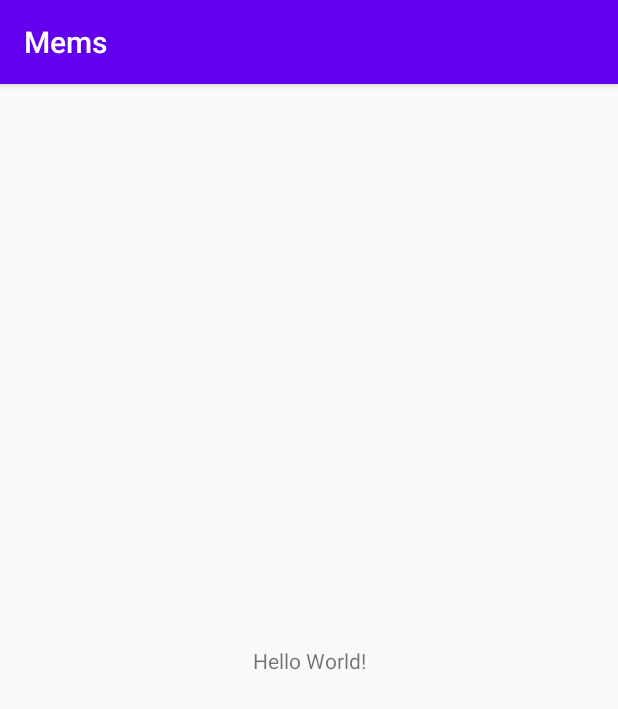
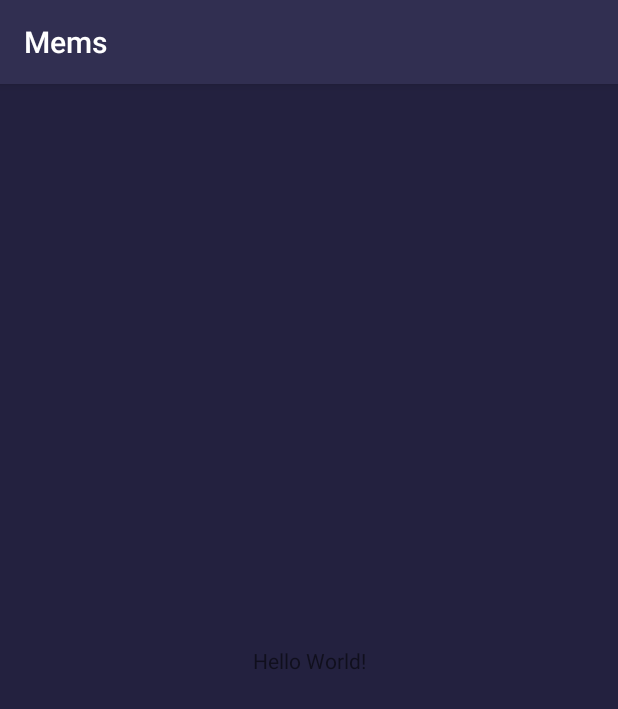
Before and after one commit to Shmuser/mems, an Android app: the screen it shows after launch (SplashActivity), on a phone screen of 412 x 824 dp. Shown: the top 709 px of the screen. Run offline under Robolectric (Android 15) with nearby library versions, the phone set to English and light mode, and no system bars.

Commit message:
основные стили приложения

```diff
--- a/app/src/main/AndroidManifest.xml
+++ b/app/src/main/AndroidManifest.xml
@@ -8,7 +8,7 @@
         android:label="@string/app_name"
         android:roundIcon="@mipmap/ic_launcher_round"
         android:supportsRtl="true"
-        android:theme="@style/AppTheme">
+        android:theme="@style/AppThemeWithBar">
         <activity android:name=".screens.SplashActivity">
             <intent-filter>
                 <action android:name="android.intent.action.MAIN" />
--- a/app/src/main/res/values/colors.xml
+++ b/app/src/main/res/values/colors.xml
@@ -1,6 +1,7 @@
 <?xml version="1.0" encoding="utf-8"?>
 <resources>
-    <color name="colorPrimary">#6200EE</color>
-    <color name="colorPrimaryDark">#3700B3</color>
-    <color name="colorAccent">#03DAC5</color>
+    <color name="colorPrimaryDark">#23213F</color>
+    <color name="colorPrimary">#312F51</color>
+    <color name="colorAccent">#1EF0D7</color>
+    <color name="colorError">#FF575D</color>
 </resources>
--- a/app/src/main/res/values/styles.xml
+++ b/app/src/main/res/values/styles.xml
@@ -1,11 +1,20 @@
 <resources>
 
     <!-- Base application theme. -->
-    <style name="AppTheme" parent="Theme.AppCompat.Light.DarkActionBar">
-        <!-- Customize your theme here. -->
+    <style name="AppThemeWithBar" parent="Theme.AppCompat.Light.DarkActionBar">
         <item name="colorPrimary">@color/colorPrimary</item>
+        <item name="colorPrimaryDark">@color/colorPrimary</item>
+        <item name="colorAccent">@color/colorAccent</item>
+        <item name="android:windowBackground">@color/colorPrimaryDark</item>
+    </style>
+
+    <style name="AppThemeWithoutBar" parent="@style/Theme.AppCompat.Light.NoActionBar">
+        <item name = "android:windowActionBar">false</item>
+        <item name = "android:windowNoTitle">true</item>
+        <item name="colorPrimary">@color/colorPrimaryDark</item>
         <item name="colorPrimaryDark">@color/colorPrimaryDark</item>
         <item name="colorAccent">@color/colorAccent</item>
+        <item name="android:windowBackground">@color/colorPrimaryDark</item>
     </style>
 
 </resources>
```
